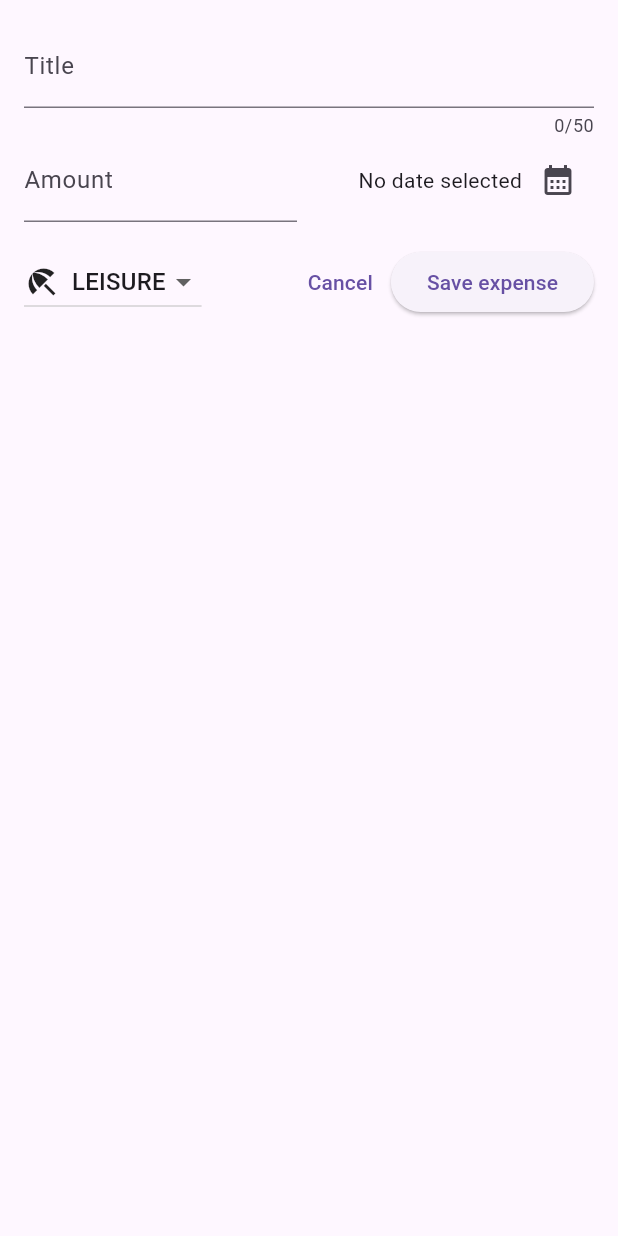
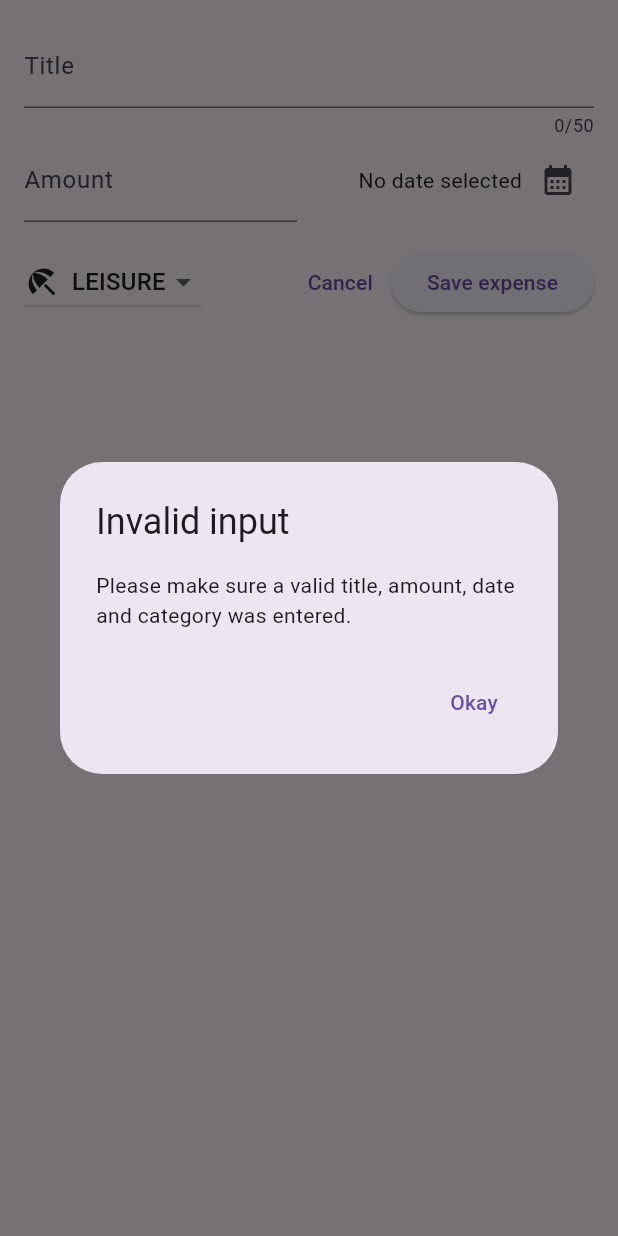
Before and after one commit to MasihTak/flutter-expense-tracker, a Flutter app: the NewExpense widget shown alone on an empty page, opened directly, after a tap on "Save expense", on a phone screen of 412 x 824 dp. Run offline on Flutter 3.47's test engine with Material 3 defaults, Android fonts, the phone set to English and light mode, and no system bars.

Commit message:
feat: add validation

```diff
--- a/lib/widgets/new_expense.dart
+++ b/lib/widgets/new_expense.dart
@@ -30,6 +30,30 @@ class _NewExpenseState extends State<NewExpense> {
     setState(() {
       _selectedDate = pickedDate;
     });
+  }
+
+  void _submitExpenseData() {
+    final enteredAmount = double.tryParse(_amountController.text);
+    final amountIsInvalid = enteredAmount == null || enteredAmount <= 0;
+    if (_titleController.text.trim().isEmpty ||
+        amountIsInvalid ||
+        _selectedDate == null) {
+      showDialog(
+          context: context,
+          builder: (ctx) => AlertDialog(
+                title: const Text('Invalid input'),
+                content: const Text(
+                    'Please make sure a valid title, amount, date and category was entered.'),
+                actions: [
+                  TextButton(
+                    onPressed: () {
+                      Navigator.pop(ctx);
+                    },
+                    child: const Text('Okay'),
+                  )
+                ],
+              ));
+    }
   }
 
   @override
@@ -120,7 +144,7 @@ class _NewExpenseState extends State<NewExpense> {
                 child: const Text('Cancel'),
               ),
               ElevatedButton(
-                onPressed: () {},
+                onPressed: _submitExpenseData,
                 child: const Text('Save expense'),
               ),
             ],
```
